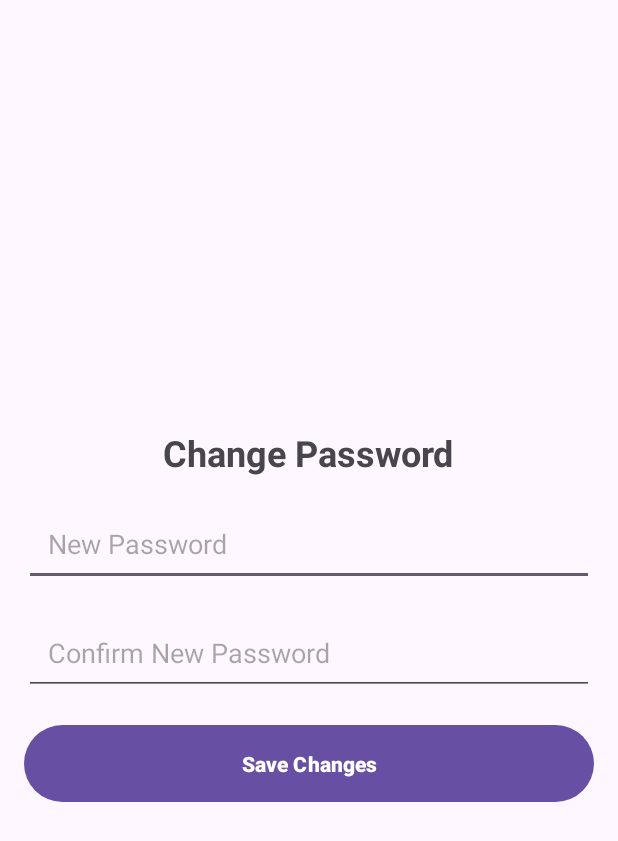
After one commit to rayhanfay/pplm-project, an Android app: the ChangePasswordActivity screen opened directly, with no data from a screen before it, on a phone screen of 412 x 824 dp. The commit adds this screen. Shown: the top 841 px of the screen. Run offline under Robolectric (Android 15) with nearby library versions, the phone set to English and light mode, and no system bars; our stand-ins replace Firebase (no records; nobody signed in at launch, a user with empty details on screens opened directly).

Commit message:
20.34 15.05.2025

```diff
--- a/ProjectInventarisUAS/app/src/main/AndroidManifest.xml
+++ b/ProjectInventarisUAS/app/src/main/AndroidManifest.xml
@@ -26,6 +26,9 @@
         android:supportsRtl="true"
         android:theme="@style/Theme.ProjectInventarisUAS"
         tools:targetApi="31">
+        <activity
+            android:name=".ui.auth.ChangePasswordActivity"
+            android:exported="false" />
         <activity
             android:name=".ui.adminsection.borrowing.BorrowingDetailActivity"
             android:exported="false" />
--- a/ProjectInventarisUAS/app/src/main/java/com/pplm/projectinventarisuas/data/model/User.kt
+++ b/ProjectInventarisUAS/app/src/main/java/com/pplm/projectinventarisuas/data/model/User.kt
@@ -3,5 +3,6 @@ package com.pplm.projectinventarisuas.data.model
 data class User(
     val role: String,
     val name: String,
-    val id: String? = null
+    val id: String? = null,
+    val isPasswordChanged: Boolean = false
 )
--- /dev/null
+++ b/ProjectInventarisUAS/app/src/main/java/com/pplm/projectinventarisuas/ui/auth/ChangePasswordActivity.kt
@@ -0,0 +1,75 @@
+package com.pplm.projectinventarisuas.ui.auth
+
+import android.content.Intent
+import android.os.Bundle
+import android.util.Log
+import androidx.appcompat.app.AppCompatActivity
+import androidx.lifecycle.ViewModelProvider
+import com.pplm.projectinventarisuas.data.repository.BorrowingRepository
+import com.pplm.projectinventarisuas.data.repository.ItemRepository
+import com.pplm.projectinventarisuas.data.repository.UserRepository
+import com.pplm.projectinventarisuas.databinding.ActivityChangePasswordBinding
+import com.pplm.projectinventarisuas.utils.viewmodel.UserViewModel
+import com.pplm.projectinventarisuas.utils.viewmodel.ViewModelFactory
+import com.pplm.projectinventarisuas.utils.components.CustomDialog
+
+class ChangePasswordActivity : AppCompatActivity() {
+
+    private lateinit var binding: ActivityChangePasswordBinding
+    private lateinit var viewModel: UserViewModel
+    private lateinit var userId: String
+    private lateinit var userRole: String
+
+    override fun onCreate(savedInstanceState: Bundle?) {
+        super.onCreate(savedInstanceState)
+        binding = ActivityChangePasswordBinding.inflate(layoutInflater)
+        setContentView(binding.root)
+
+        setupViewModel()
+
+        userId = intent.getStringExtra("userId") ?: ""
+        userRole = intent.getStringExtra("userRole") ?: ""
+
+        Log.e("Auth", "User ID: $userId")
+        Log.e("Auth", "User Role: $userRole")
+
+        binding.btnSave.setOnClickListener {
+            val newPassword = binding.etNewPassword.text.toString().trim()
+            val confirmPassword = binding.etConfirmNewPassword.text.toString().trim()
+
+            if (newPassword.isEmpty() || confirmPassword.isEmpty()) {
+                CustomDialog.alert(this, "Please fill in all fields")
+            } else if (newPassword != confirmPassword) {
+                CustomDialog.alert(this, "Passwords do not match")
+            } else {
+                viewModel.changePassword(userId, userRole, newPassword)
+            }
+        }
+
+        viewModel.passwordChangeResult.observe(this) { success ->
+            if (success) {
+                CustomDialog.alert(this, "Password changed successfully") {
+                    val sharedPref = getSharedPreferences("LoginSession", MODE_PRIVATE)
+                    with(sharedPref.edit()) {
+                        putBoolean("isLoggedIn", false)
+                        apply()
+                    }
+                    val intent = Intent(this, LoginActivity::class.java)
+                    startActivity(intent)
+                    finish()
+                }
+            } else {
+                CustomDialog.alert(this, "Failed to change password")
+            }
+        }
+    }
+
+    private fun setupViewModel() {
+        val factory = ViewModelFactory(
+            ItemRepository(),
+            BorrowingRepository(),
+            UserRepository()
+        )
+        viewModel = ViewModelProvider(this, factory)[UserViewModel::class.java]
+    }
+}
--- a/ProjectInventarisUAS/app/src/main/java/com/pplm/projectinventarisuas/utils/viewmodel/UserViewModel.kt
+++ b/ProjectInventarisUAS/app/src/main/java/com/pplm/projectinventarisuas/utils/viewmodel/UserViewModel.kt
@@ -7,13 +7,21 @@ import com.pplm.projectinventarisuas.data.model.User
 import com.pplm.projectinventarisuas.data.repository.UserRepository
 
 class UserViewModel(private val repository: UserRepository) : ViewModel() {
-
     private val _user = MutableLiveData<User?>()
     val user: LiveData<User?> get() = _user
+
+    private val _passwordChangeResult = MutableLiveData<Boolean>()
+    val passwordChangeResult: LiveData<Boolean> get() = _passwordChangeResult
 
     fun login(username: String, password: String) {
         repository.login(username, password) { result ->
             _user.postValue(result)
         }
     }
+
+    fun changePassword(userId: String, userRole: String, newPassword: String) {
+        repository.changePassword(userId, userRole, newPassword) { success ->
+            _passwordChangeResult.postValue(success)
+        }
+    }
 }
--- /dev/null
+++ b/ProjectInventarisUAS/app/src/main/res/layout/activity_change_password.xml
@@ -0,0 +1,54 @@
+<?xml version="1.0" encoding="utf-8"?>
+<RelativeLayout xmlns:android="http://schemas.android.com/apk/res/android"
+    xmlns:app="http://schemas.android.com/apk/res-auto"
+    xmlns:tools="http://schemas.android.com/tools"
+    android:id="@+id/main"
+    android:layout_width="match_parent"
+    android:layout_height="match_parent"
+    tools:context=".ui.auth.ChangePasswordActivity">
+
+    <LinearLayout
+        android:layout_width="match_parent"
+        android:layout_height="wrap_content"
+        android:padding="16dp"
+        android:layout_centerInParent="true"
+        android:orientation="vertical">
+
+        <TextView
+            android:id="@+id/tvLogin"
+            android:layout_width="wrap_content"
+            android:layout_height="wrap_content"
+            android:text="Change Password"
+            android:textSize="24sp"
+            android:layout_gravity="center_horizontal"
+            android:textStyle="bold"/>
+
+        <EditText
+            android:id="@+id/etNewPassword"
+            android:layout_width="match_parent"
+            android:layout_height="match_parent"
+            android:layout_marginTop="16dp"
+            android:hint="New Password"
+            android:inputType="textPassword"
+            android:padding="16dp"/>
+
+        <EditText
+            android:id="@+id/etConfirmNewPassword"
+            android:layout_width="match_parent"
+            android:layout_height="match_parent"
+            android:layout_marginTop="16dp"
+            android:hint="Confirm New Password"
+            android:inputType="textPassword"
+            android:padding="16dp"/>
+
+        <Button
+            android:id="@+id/btnSave"
+            android:layout_width="match_parent"
+            android:layout_height="wrap_content"
+            android:layout_marginTop="16dp"
+            android:text="Save Changes"
+            android:textStyle="bold"
+            android:padding="16dp"/>
+    </LinearLayout>
+
+</RelativeLayout>
```
Also changed, not shown: ProjectInventarisUAS/app/src/main/java/com/pplm/projectinventarisuas/data/repository/UserRepository.kt (+40 -2 lines), ProjectInventarisUAS/app/src/main/java/com/pplm/projectinventarisuas/ui/auth/LoginActivity.kt (+13 -0 lines).
